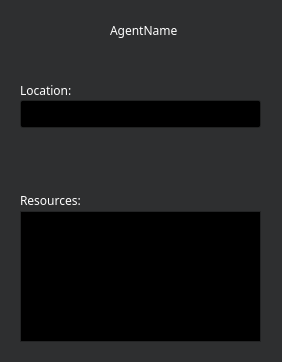
First picture: the form in Student/agentdialog.ui, repository peralammikko/ohjelmointi-3-susipalatsi, before the edit.
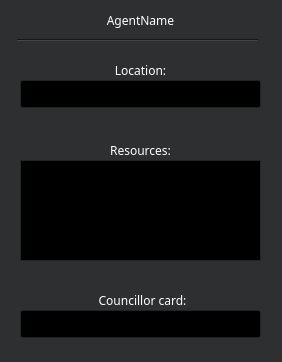
Second picture: the form after the edit.

Commit message: Influence points added, council cards traded to player on withdrawal

Patch:
```diff
--- a/Student/agentdialog.ui
+++ b/Student/agentdialog.ui
@@ -466,8 +466,8 @@
   <widget class="QLabel" name="agentNameLabel">
    <property name="geometry">
     <rect>
-     <x>110</x>
-     <y>20</y>
+     <x>70</x>
+     <y>10</y>
      <width>141</width>
      <height>20</height>
     </rect>
@@ -475,25 +475,31 @@
    <property name="text">
     <string>AgentName</string>
    </property>
+   <property name="alignment">
+    <set>Qt::AlignCenter</set>
+   </property>
   </widget>
   <widget class="QLabel" name="locationText">
    <property name="geometry">
     <rect>
      <x>20</x>
-     <y>80</y>
-     <width>63</width>
+     <y>60</y>
+     <width>241</width>
      <height>20</height>
     </rect>
    </property>
    <property name="text">
     <string>Location:</string>
    </property>
+   <property name="alignment">
+    <set>Qt::AlignCenter</set>
+   </property>
   </widget>
   <widget class="QLineEdit" name="locationBox">
    <property name="geometry">
     <rect>
      <x>20</x>
-     <y>100</y>
+     <y>80</y>
      <width>241</width>
      <height>28</height>
     </rect>
@@ -503,23 +509,71 @@
    <property name="geometry">
     <rect>
      <x>20</x>
-     <y>190</y>
-     <width>201</width>
+     <y>140</y>
+     <width>241</width>
      <height>20</height>
     </rect>
    </property>
    <property name="text">
     <string>Resources:</string>
    </property>
+   <property name="alignment">
+    <set>Qt::AlignCenter</set>
+   </property>
   </widget>
   <widget class="QListWidget" name="resourceList">
    <property name="geometry">
     <rect>
      <x>20</x>
-     <y>211</y>
+     <y>160</y>
      <width>241</width>
-     <height>131</height>
+     <height>101</height>
     </rect>
+   </property>
+   <property name="wordWrap">
+    <bool>false</bool>
+   </property>
+  </widget>
+  <widget class="QLabel" name="cardText">
+   <property name="geometry">
+    <rect>
+     <x>22</x>
+     <y>290</y>
+     <width>241</width>
+     <height>20</height>
+    </rect>
+   </property>
+   <property name="text">
+    <string>Councillor card:</string>
+   </property>
+   <property name="alignment">
+    <set>Qt::AlignCenter</set>
+   </property>
+  </widget>
+  <widget class="Line" name="line">
+   <property name="geometry">
+    <rect>
+     <x>17</x>
+     <y>30</y>
+     <width>241</width>
+     <height>20</height>
+    </rect>
+   </property>
+   <property name="orientation">
+    <enum>Qt::Horizontal</enum>
+   </property>
+  </widget>
+  <widget class="QLineEdit" name="cardBox">
+   <property name="geometry">
+    <rect>
+     <x>20</x>
+     <y>310</y>
+     <width>241</width>
+     <height>28</height>
+    </rect>
+   </property>
+   <property name="alignment">
+    <set>Qt::AlignCenter</set>
    </property>
   </widget>
  </widget>
```
The commit also changes 13 other files.
